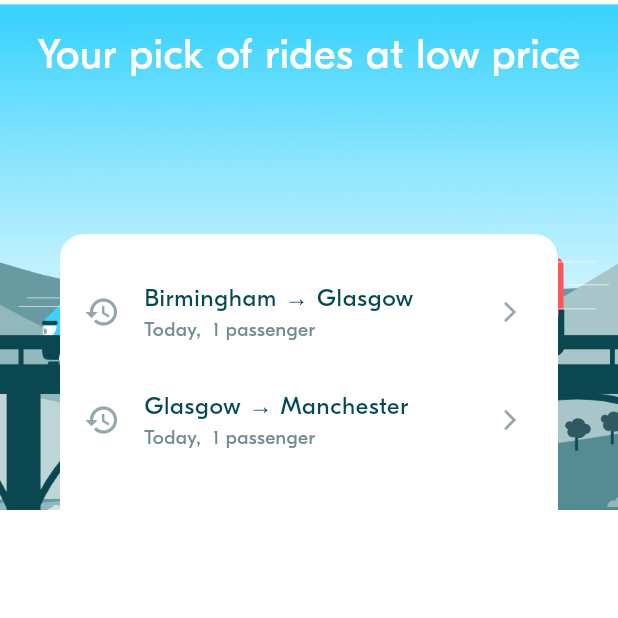
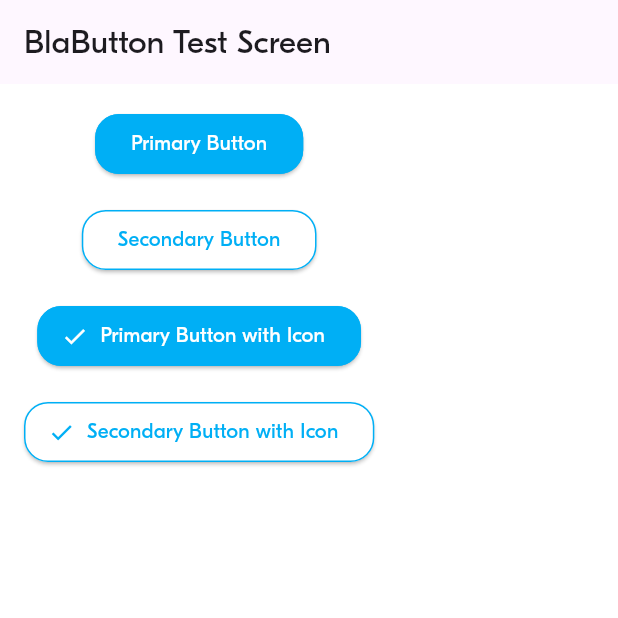
Before and after one commit to SamnangKong426/Fundamental-of-Mobile-Development, a Flutter app: the screen it shows after launch, on a phone screen of 412 x 824 dp, the top half of it. Run offline on Flutter 3.47's test engine with Material 3 defaults, Android fonts, the phone set to English and light mode, and no system bars; project files that could hold a hidden picture were left out.

Commit message:
BLA-003 – Implement BlaButton

```diff
--- a/W3-BlaBla-Project-Part1/lib/main.dart
+++ b/W3-BlaBla-Project-Part1/lib/main.dart
@@ -1,5 +1,5 @@
 import 'package:flutter/material.dart';
-import 'screens/ride_pref/ride_pref_screen.dart';
+import 'package:week_3_blabla_project/screens/bla_button_test_screen.dart';
 import 'theme/theme.dart';
 
 void main() {
@@ -14,7 +14,7 @@ class MyApp extends StatelessWidget {
     return MaterialApp(
       debugShowCheckedModeBanner: false,
       theme: appTheme,
-      home: Scaffold(body: RidePrefScreen()),
+      home: const BlaButtonTestScreen(), // Set the home to BlaButtonTestScreen
     );
   }
 }
--- /dev/null
+++ b/W3-BlaBla-Project-Part1/lib/screens/bla_button_test_screen.dart
@@ -0,0 +1,44 @@
+import 'package:flutter/material.dart';
+import '../../theme/theme.dart';
+import '../../widgets/actions/bla_button.dart';
+
+class BlaButtonTestScreen extends StatelessWidget {
+  const BlaButtonTestScreen({Key? key}) : super(key: key);
+
+  @override
+  Widget build(BuildContext context) {
+    return Scaffold(
+      appBar: AppBar(title: Text('BlaButton Test Screen')),
+      body: Padding(
+        padding: const EdgeInsets.all(BlaSpacings.m),
+        child: Column(
+          children: [
+            BlaButton(
+              text: 'Primary Button',
+              onPressed: () => print('Primary Button Pressed'),
+            ),
+            SizedBox(height: BlaSpacings.m),
+            BlaButton(
+              text: 'Secondary Button',
+              isPrimary: false,
+              onPressed: () => print('Secondary Button Pressed'),
+            ),
+            SizedBox(height: BlaSpacings.m),
+            BlaButton(
+              text: 'Primary Button with Icon',
+              icon: Icons.check,
+              onPressed: () => print('Primary Button with Icon Pressed'),
+            ),
+            SizedBox(height: BlaSpacings.m),
+            BlaButton(
+              text: 'Secondary Button with Icon',
+              isPrimary: false,
+              icon: Icons.check,
+              onPressed: () => print('Secondary Button with Icon Pressed'),
+            ),
+          ],
+        ),
+      ),
+    );
+  }
+}
--- /dev/null
+++ b/W3-BlaBla-Project-Part1/lib/widgets/actions/bla_button.dart
@@ -0,0 +1,38 @@
+import 'package:flutter/material.dart';
+import '../../theme/theme.dart';
+
+class BlaButton extends StatelessWidget {
+  final String text;
+  final bool isPrimary;
+  final IconData? icon;
+  final VoidCallback onPressed;
+
+  const BlaButton({
+    Key? key,
+    required this.text,
+    required this.onPressed,
+    this.isPrimary = true,
+    this.icon,
+  }) : super(key: key);
+
+  @override
+  Widget build(BuildContext context) {
+    return ElevatedButton.icon(
+      icon: icon != null ? Icon(icon, color: isPrimary ? Colors.white : BlaColors.primary) : Container(),
+      label: Text(
+        text,
+        style: TextStyle(
+          color: isPrimary ? Colors.white : BlaColors.primary,
+        ),
+      ),
+      style: ElevatedButton.styleFrom(
+        backgroundColor: isPrimary ? BlaColors.primary : Colors.white,
+        side: BorderSide(color: BlaColors.primary),
+        shape: RoundedRectangleBorder(
+          borderRadius: BorderRadius.circular(BlaSpacings.radius),
+        ),
+      ),
+      onPressed: onPressed,
+    );
+  }
+}
```
Also changed, not shown: 1 other file.
